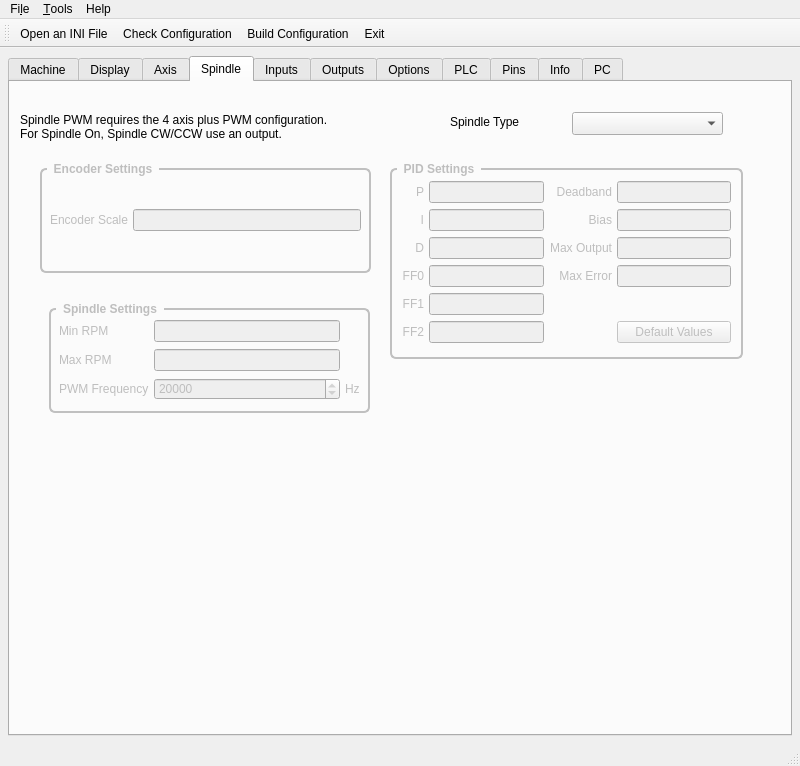
This is c7i96/c7i96.ui in jethornton/7i96 as Qt 5 draws it before an edit. The edited form follows.
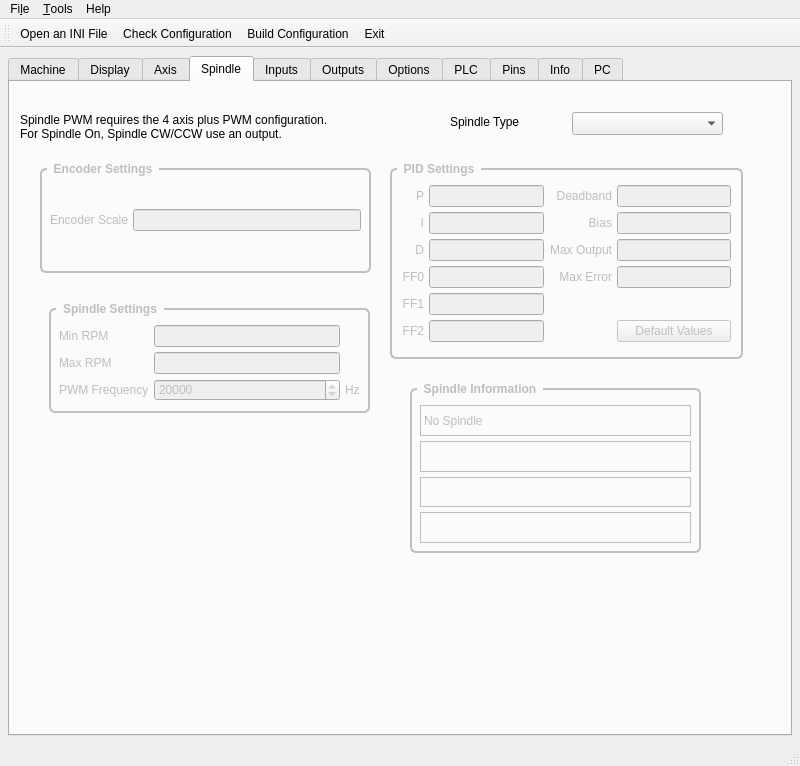
This is the edited form. The open tabs and pages were chosen to show the change.

What changed in the file:
```diff
--- a/c7i96/c7i96.ui
+++ b/c7i96/c7i96.ui
@@ -4774,7 +4774,7 @@
           <number>10</number>
          </property>
          <property name="topMargin">
-          <number>10</number>
+          <number>15</number>
          </property>
          <property name="rightMargin">
           <number>10</number>
@@ -5067,6 +5067,9 @@
          <string>Spindle Settings</string>
         </property>
         <layout class="QGridLayout" name="gridLayout_37">
+         <property name="topMargin">
+          <number>15</number>
+         </property>
          <item row="1" column="0">
           <widget class="QLabel" name="label_180">
            <property name="text">
@@ -5113,6 +5116,67 @@
          </item>
         </layout>
        </widget>
+       <widget class="QGroupBox" name="spindleInfoGB">
+        <property name="enabled">
+         <bool>false</bool>
+        </property>
+        <property name="geometry">
+         <rect>
+          <x>400</x>
+          <y>300</y>
+          <width>291</width>
+          <height>171</height>
+         </rect>
+        </property>
+        <property name="title">
+         <string>Spindle Information</string>
+        </property>
+        <layout class="QGridLayout" name="gridLayout_38">
+         <property name="topMargin">
+          <number>15</number>
+         </property>
+         <item row="2" column="0">
+          <widget class="QLabel" name="spindleInfo3Lbl">
+           <property name="frameShape">
+            <enum>QFrame::Box</enum>
+           </property>
+           <property name="text">
+            <string/>
+           </property>
+          </widget>
+         </item>
+         <item row="1" column="0">
+          <widget class="QLabel" name="spindleInfo2Lbl">
+           <property name="frameShape">
+            <enum>QFrame::Box</enum>
+           </property>
+           <property name="text">
+            <string/>
+           </property>
+          </widget>
+         </item>
+         <item row="0" column="0">
+          <widget class="QLabel" name="spindleInfo1Lbl">
+           <property name="frameShape">
+            <enum>QFrame::Box</enum>
+           </property>
+           <property name="text">
+            <string>No Spindle</string>
+           </property>
+          </widget>
+         </item>
+         <item row="3" column="0">
+          <widget class="QLabel" name="spindleInfo4Lbl">
+           <property name="frameShape">
+            <enum>QFrame::Box</enum>
+           </property>
+           <property name="text">
+            <string/>
+           </property>
+          </widget>
+         </item>
+        </layout>
+       </widget>
       </widget>
       <widget class="QWidget" name="inputs">
        <attribute name="title">
```
